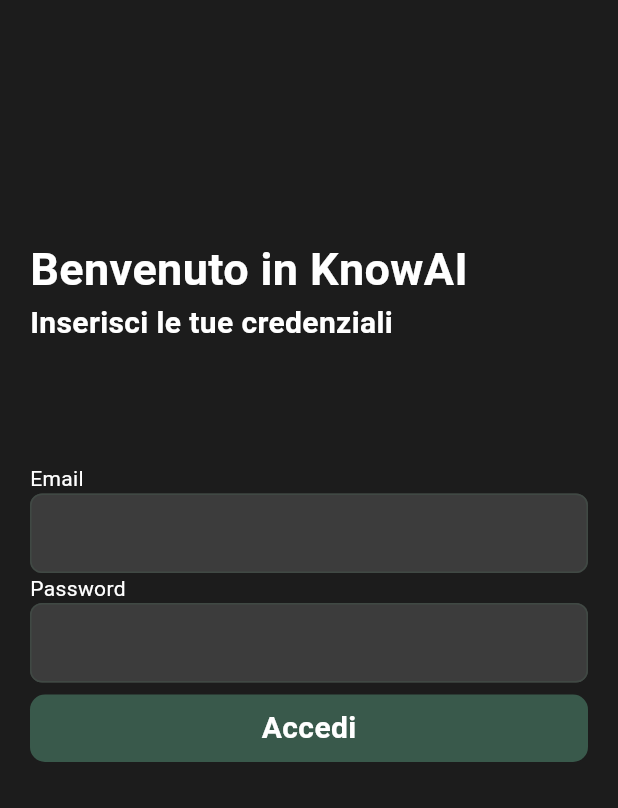
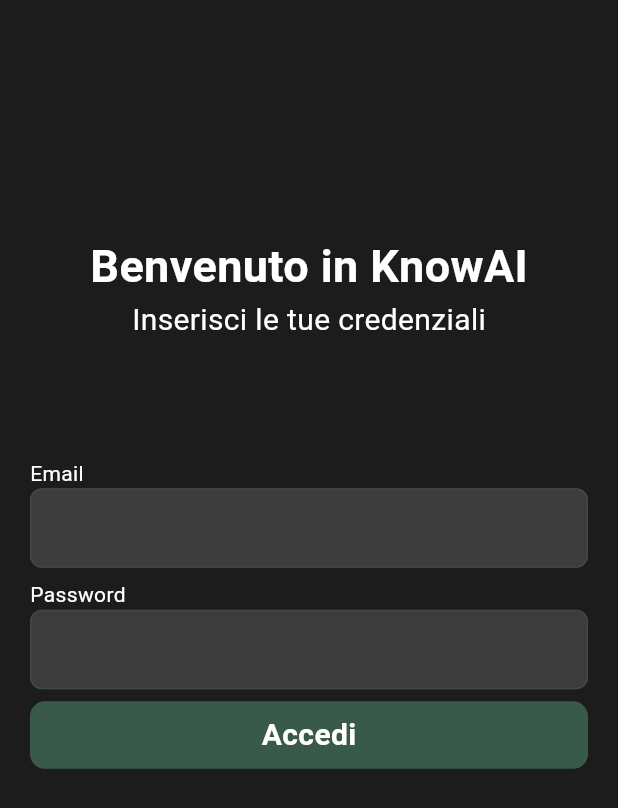
Before and after one commit to simonegiammy/KnowAI, a Flutter app: the screen it shows after launch, on a phone screen of 412 x 824 dp. Shown: the top 808 px of the screen. Run offline on Flutter 3.47's test engine with Material 3 defaults, Android fonts, the light colour scheme and no system bars; our stand-ins replace cloud_firestore, firebase_auth, firebase_core, firebase_storage, flutter_animate, flutter_dotenv and 3 more; missing offline and left inert: dart_openai, haptic_feedback; accounts and stored records are empty; generated files the repository leaves out were written again; Roboto replaces fonts that are missing (SFProText).

Commit message:
Fixed login & api key

```diff
--- a/lib/main.dart
+++ b/lib/main.dart
@@ -8,9 +8,8 @@
 import 'package:flutter_dotenv/flutter_dotenv.dart';
 
 void main() async {
-  //await dotenv.load(fileName: ".env");
-  //OpenAI.apiKey = dotenv.env['OPENAI_KEY']!;
-  OpenAI.apiKey = "sk-proj-mCNZX3pysIMaaMrQuqfhT3BlbkFJuPoIEPRaF8fkklbliG1h";
+  await dotenv.load(fileName: ".env");
+  OpenAI.apiKey = dotenv.env['OPENAI_KEY']!;
   WidgetsFlutterBinding.ensureInitialized();
   await Firebase.initializeApp(
     options: DefaultFirebaseOptions.currentPlatform,
--- a/lib/screens/login_screen.dart
+++ b/lib/screens/login_screen.dart
@@ -1,4 +1,5 @@
 import 'package:firebase_auth/firebase_auth.dart';
+import 'package:flutter/cupertino.dart';
 import 'package:flutter/material.dart';
 import 'package:KnowAI/data_provider/auth_provider.dart';
 import 'package:KnowAI/data_provider/firebase_service.dart';
@@ -6,6 +7,7 @@
 import 'package:KnowAI/style.dart';
 import 'package:KnowAI/widgets/input_field.dart';
 import 'package:KnowAI/widgets/primary_button.dart';
+import 'package:flutter/widgets.dart';
 
 class LoginScreen extends StatefulWidget {
   const LoginScreen({super.key});
@@ -40,8 +42,12 @@
       backgroundColor: AppStyle.black,
       body: Padding(
         padding: const EdgeInsets.symmetric(horizontal: 20),
+        child: ConstrainedBox(
+          constraints: const BoxConstraints(
+            maxWidth: 450,
+          ),
           child: Column(
-          crossAxisAlignment: CrossAxisAlignment.start,
+            crossAxisAlignment: CrossAxisAlignment.center,
             children: [
               Expanded(flex: 2, child: Container()),
               Text(
@@ -50,19 +56,28 @@
               ),
               Text(
                 "Inserisci le tue credenziali",
-              style: AppStyle.semibold,
+                style: AppStyle.regular.copyWith(fontSize: 20),
               ),
               Expanded(child: Container()),
-            Text(
+              Align(
+                alignment: Alignment.centerLeft,
+                child: Text(
                   "Email",
                   style: AppStyle.regular,
                 ),
-            InputField(controller: emailController),
-            Text(
+              ),
+              InputField(controller: emailController, isEmail: true),
+              const SizedBox(
+                height: 8,
+              ),
+              Align(
+                alignment: Alignment.centerLeft,
+                child: Text(
                   "Password",
                   style: AppStyle.regular,
                 ),
-            InputField(controller: passwordController),
+              ),
+              InputField(controller: passwordController, isPassword: true),
               const SizedBox(
                 height: 8,
               ),
@@ -84,6 +99,7 @@
             ],
           ),
         ),
+      ),
     );
   }
 }
--- a/lib/screens/preview_course_screen.dart
+++ b/lib/screens/preview_course_screen.dart
@@ -43,6 +43,8 @@
         lessons = await AIProvider.generateLessons(
             course!.description!, widget.answers, course!.numberLessons!);
       } catch (e) {
+        print(e);
+        /*
         showCupertinoDialog(
           context: context,
           builder: (context) {
@@ -51,7 +53,7 @@
                   course!.description!, widget.answers, course!.numberLessons!);
             });
           },
-        );
+        );*/
       }
       if (mounted) {
         setState(() {
--- a/lib/widgets/input_field.dart
+++ b/lib/widgets/input_field.dart
@@ -6,8 +6,15 @@
   final TextEditingController controller;
   int maxLines = 1;
   String? iconPath;
+  bool isEmail;
+  bool isPassword;
   InputField(
-      {super.key, required this.controller, this.maxLines = 1, this.iconPath});
+      {super.key,
+      required this.controller,
+      this.maxLines = 1,
+      this.iconPath,
+      this.isEmail = false,
+      this.isPassword = false});
 
   @override
   Widget build(BuildContext context) {
@@ -16,6 +23,8 @@
       maxLines: maxLines,
       style: AppStyle.regular,
       controller: controller,
+      obscureText: isPassword,
+      keyboardType: isEmail ? TextInputType.emailAddress : TextInputType.text,
       decoration: InputDecoration(
           fillColor: AppStyle.gray,
           filled: true,
```
Also changed, not shown: lib/data_provider/ai_provider.dart (+20 -16 lines), 8 other files. Lines whose indentation alone changed are shown as unchanged.
